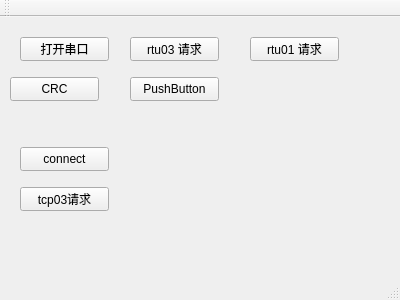
The window that mainwindow.ui (666yanger666/modebusLib) describes before a commit, drawn with Qt 5.
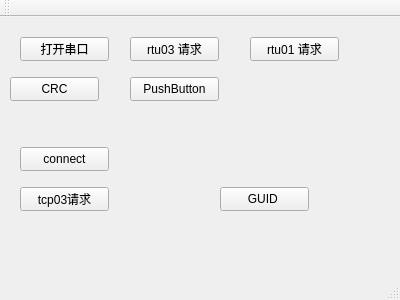
The same window after the commit.

The edit to the form file:
```diff
--- a/mainwindow.ui
+++ b/mainwindow.ui
@@ -105,6 +105,19 @@
      <string>connect</string>
     </property>
    </widget>
+   <widget class="QPushButton" name="pushButton_8">
+    <property name="geometry">
+     <rect>
+      <x>220</x>
+      <y>170</y>
+      <width>89</width>
+      <height>24</height>
+     </rect>
+    </property>
+    <property name="text">
+     <string>GUID </string>
+    </property>
+   </widget>
   </widget>
   <widget class="QMenuBar" name="menuBar">
    <property name="geometry">
```
